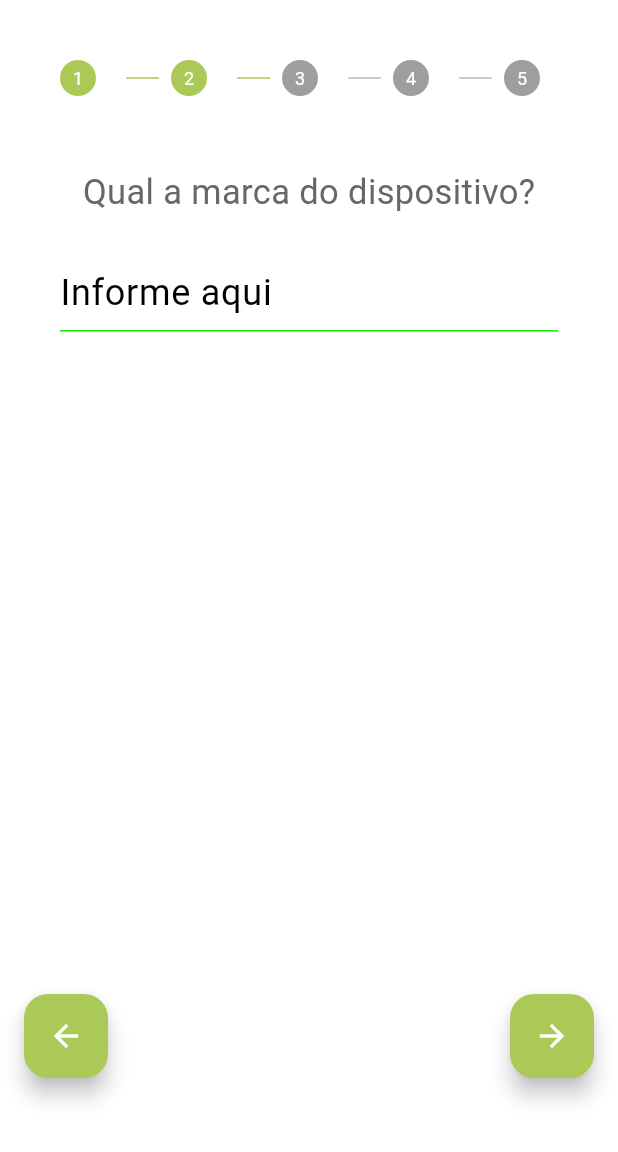
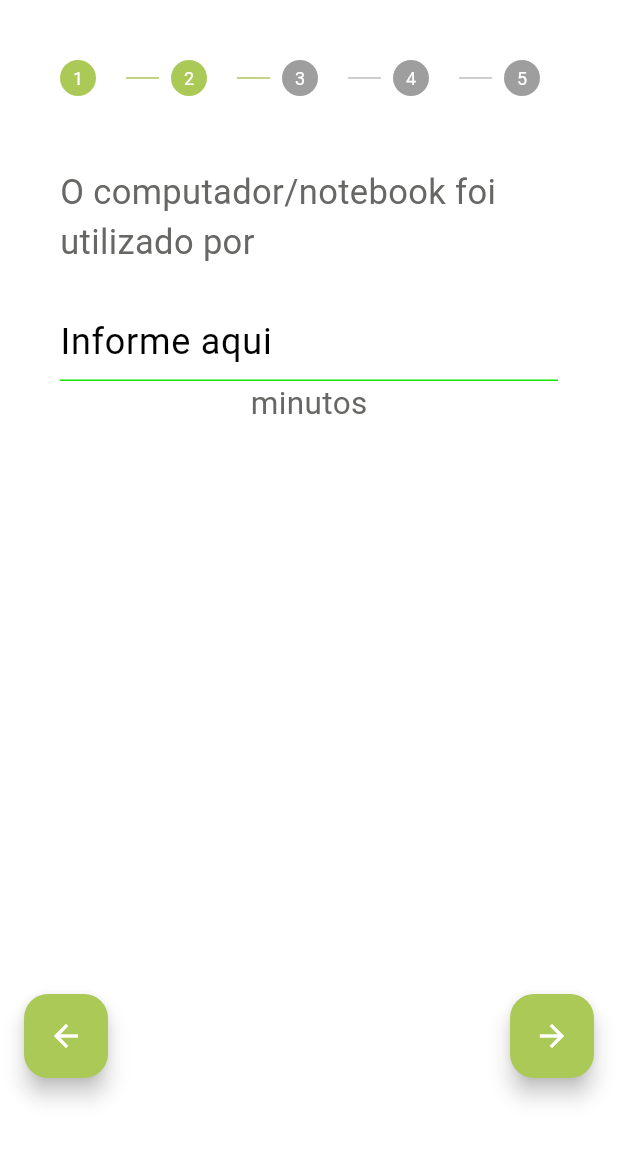
Before and after one commit to camiladiniz/meu_rastro_carbono_mobile, a Flutter app: the SurveyPage screen opened directly with empty values, after a tap on the "arrow forward" icon, on a phone screen of 412 x 824 dp, the part 84-1236 px from its top. Run offline on Flutter 3.47's test engine with Material 2 defaults, Android fonts, the phone set to English and light mode, and no system bars; our stand-ins replace flutter_modular.

Commit message:
Adicionar cálculo de uso de eletronicos

```diff
--- /dev/null
+++ b/lib/data/datasets/electronic_carbon_emission_dataset.dart
@@ -0,0 +1,4 @@
+//  0.527 kg CO2e/kWh
+final double ELECTRICITY_EMISSIONS_RATE_PER_KG = 0.527;
+final double SOLAR_EMISSIONS_RATE_PER_KG = 0;
+final double BATTERY_EMISSIONS_RATE_PER_KG = 0;
--- a/lib/data/surveys/electronic_survey.dart
+++ b/lib/data/surveys/electronic_survey.dart
@@ -3,30 +3,25 @@ import '../../ui/widgets/models/surveys/survey_question_model.dart';
 
 final List<SurveyQuestionModel> electronicSurveyQuestions = [
   SurveyQuestionModel(
-        question: 'Qual o aparelho eletrônico utilizado?',
-        questionType: SurveyQuestionType.option,
-        answerOptions: [
-          SurveyAnswerModel(id: 1, answer: 'Celular', imagePath: '', value: 0, description: 'Dispositivo móvel'),
-          SurveyAnswerModel(id: 1, answer: 'Computador', imagePath: '', value: 1),
-          SurveyAnswerModel(id: 1, answer: 'Tablet', imagePath: '', value: 2),
-          SurveyAnswerModel(id: 1, answer: 'TV', imagePath: '', value: 3),
-        ],
-        answerPrefix: '',
-        answerSuffix: ''),
-    SurveyQuestionModel(
-        question: 'Qual a marca do dispositivo?',
-        questionType: SurveyQuestionType.anyText,
+      question: 'Hoje o celular foi utilizado por',
+      questionType: SurveyQuestionType.anyNumber,
       answerOptions: [],
       answerPrefix: '',
-        answerSuffix: ''),
+      answerSuffix: 'minutos'),
   SurveyQuestionModel(
-        question: 'Qual o modelo do dispositivo?',
-        questionType: SurveyQuestionType.anyText,
+      question: 'O computador/notebook foi utilizado por',
+      questionType: SurveyQuestionType.anyNumber,
       answerOptions: [],
       answerPrefix: '',
-        answerSuffix: ''),
+      answerSuffix: 'minutos'),
   SurveyQuestionModel(
-        question: 'O equipamento foi utilizado por',
+      question: 'A televisão foi utilizada por',
+      questionType: SurveyQuestionType.anyNumber,
+      answerOptions: [],
+      answerPrefix: '',
+      answerSuffix: 'minutos'),
+  SurveyQuestionModel(
+      question: 'Console de jogos foi utilizado por',
       questionType: SurveyQuestionType.anyNumber,
       answerOptions: [],
       answerPrefix: '',
@@ -35,8 +30,10 @@ final List<SurveyQuestionModel> electronicSurveyQuestions = [
       question: 'Qual foi a fonte de energia utilizada?',
       questionType: SurveyQuestionType.option,
       answerOptions: [
-          SurveyAnswerModel(id: 1, answer: 'Eletricidade', imagePath: '', value: 0),
-          SurveyAnswerModel(id: 1, answer: 'Energia Solar', imagePath: '', value: 1),
+        SurveyAnswerModel(
+            id: 1, answer: 'Eletricidade', imagePath: '', value: 0),
+        SurveyAnswerModel(
+            id: 1, answer: 'Energia Solar', imagePath: '', value: 1),
         SurveyAnswerModel(id: 1, answer: 'Bateria', imagePath: '', value: 2),
       ],
       answerPrefix: '',
```
Also changed, not shown: lib/data/surveys/food_survey.dart (+6 -1 lines), lib/data/surveys/transportation_survey.dart (+35 -0 lines), lib/ui/components/surveys/survey_widget.dart (+9 -3 lines), lib/ui/pages/survey_page.dart (+53 -6 lines). Lines whose indentation alone changed are shown as unchanged.
